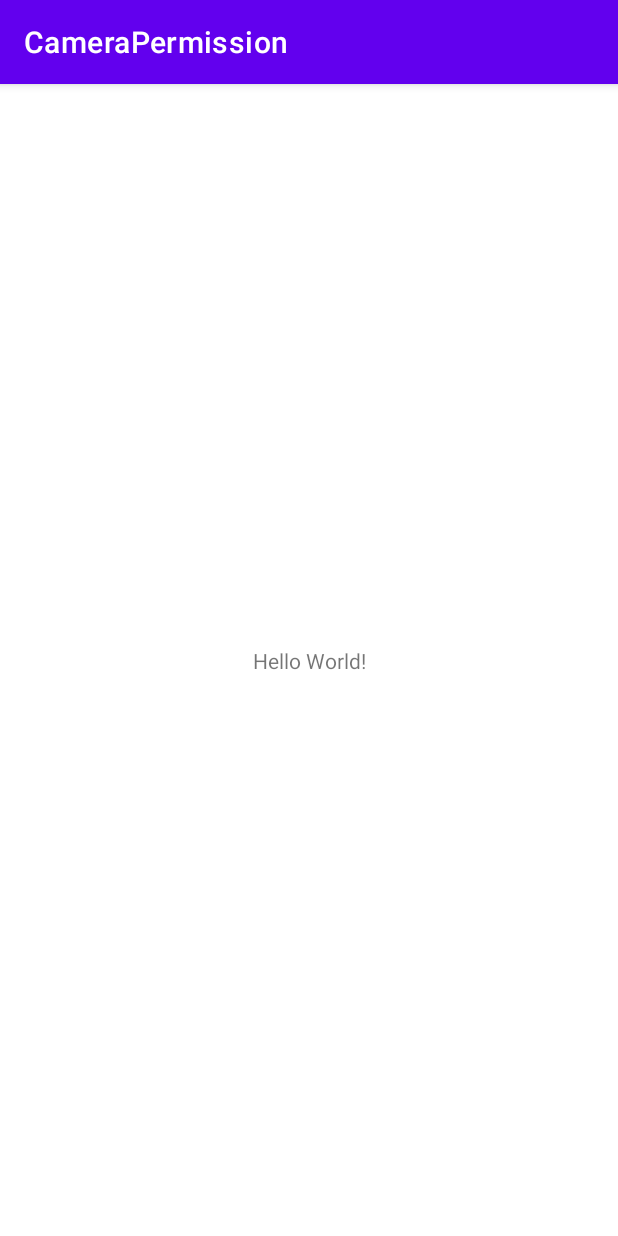
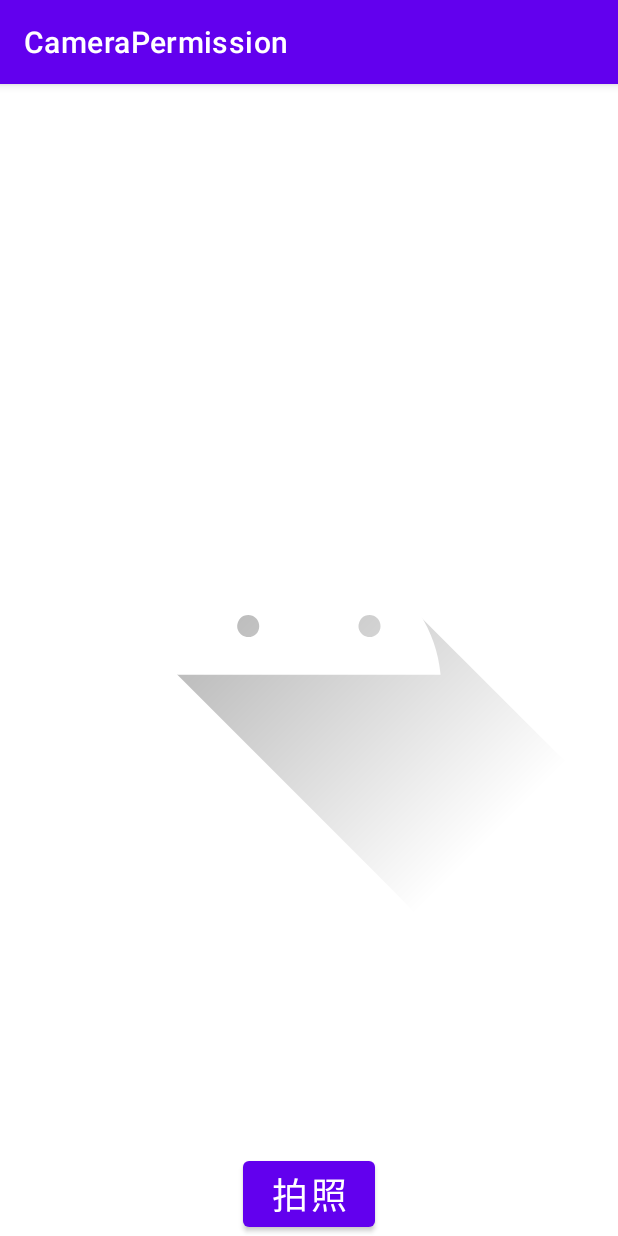
Before and after one commit to tcyang1971/CameraPermission, an Android app: the screen it shows after launch (MainActivity), on a phone screen of 412 x 824 dp. Run offline under Robolectric (Android 15) with nearby library versions, the phone set to English and light mode, and no system bars.

Commit message:
版面設計

```diff
--- a/app/src/main/res/layout/activity_main.xml
+++ b/app/src/main/res/layout/activity_main.xml
@@ -1,18 +1,27 @@
 <?xml version="1.0" encoding="utf-8"?>
-<androidx.constraintlayout.widget.ConstraintLayout xmlns:android="http://schemas.android.com/apk/res/android"
+<RelativeLayout xmlns:android="http://schemas.android.com/apk/res/android"
     xmlns:app="http://schemas.android.com/apk/res-auto"
     xmlns:tools="http://schemas.android.com/tools"
     android:layout_width="match_parent"
     android:layout_height="match_parent"
     tools:context=".MainActivity">
 
-    <TextView
+
+    <Button
+        android:id="@+id/btn"
         android:layout_width="wrap_content"
         android:layout_height="wrap_content"
-        android:text="Hello World!"
-        app:layout_constraintBottom_toBottomOf="parent"
-        app:layout_constraintLeft_toLeftOf="parent"
-        app:layout_constraintRight_toRightOf="parent"
-        app:layout_constraintTop_toTopOf="parent" />
+        android:text="拍照"
+        android:textSize="24sp"
+        android:layout_alignParentBottom="true"
+        android:layout_centerHorizontal="true"
+        android:onClick="TakePicture"/>
 
-</androidx.constraintlayout.widget.ConstraintLayout>
+    <ImageView
+        android:id="@+id/img"
+        android:layout_width="match_parent"
+        android:layout_height="match_parent"
+        app:srcCompat="@drawable/ic_launcher_foreground"
+        android:layout_alignParentTop="true"
+        android:layout_above="@+id/btn"/>
+</RelativeLayout>
```
